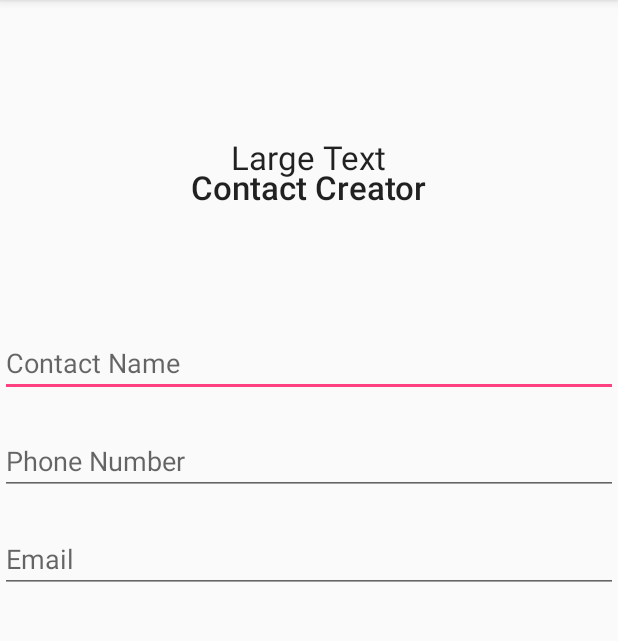
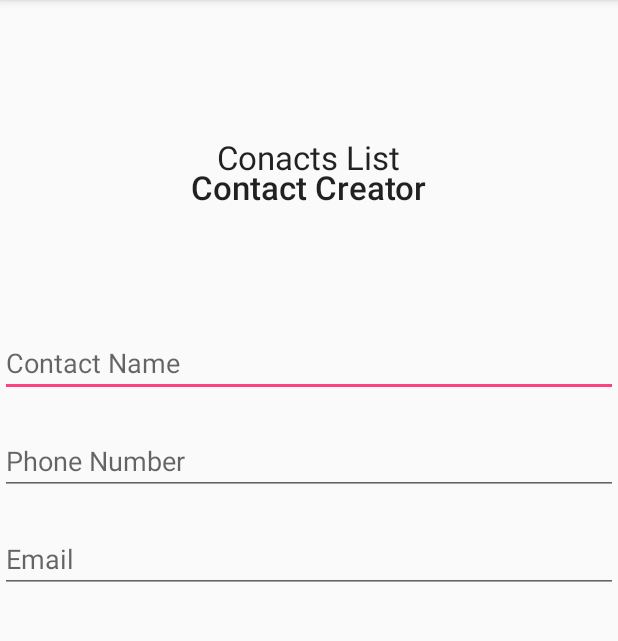
Before and after one commit to jake32321/ContactManager_AndroidDevProject, an Android app: the screen it shows after launch (MainActivity), on a phone screen of 412 x 824 dp, the part 84-725 px from its top. Run offline under Robolectric (Android 15) with nearby library versions, the phone set to English and light mode, and no system bars.

Commit message:
version 0.1 release

```diff
--- a/ContactOrganizer/app/src/main/java/com/jakereeddev/contactorganizer/Contact.java
+++ b/ContactOrganizer/app/src/main/java/com/jakereeddev/contactorganizer/Contact.java
@@ -5,7 +5,7 @@ package com.jakereeddev.contactorganizer;
  */
 public class Contact {
 
-    private String _name, _phone, _email, _address;
+    private String _name, _email, _address, _phone;
 
     public Contact(String name, String phone, String email, String address){
         _name = name;
--- a/ContactOrganizer/app/src/main/res/layout/activity_main.xml
+++ b/ContactOrganizer/app/src/main/res/layout/activity_main.xml
@@ -39,7 +39,7 @@
                         android:layout_width="wrap_content"
                         android:layout_height="wrap_content"
                         android:textAppearance="?android:attr/textAppearanceLarge"
-                        android:text="Large Text"
+                        android:text="Conacts List"
                         android:id="@+id/textView"
                         android:layout_gravity="center_horizontal"
                         android:paddingTop="10dp" />
@@ -87,7 +87,7 @@
                     <EditText
                         android:layout_width="match_parent"
                         android:layout_height="wrap_content"
-                        android:inputType="phone"
+                        android:inputType="text"
                         android:ems="10"
                         android:id="@+id/contactPhoneNumber"
                         android:layout_marginTop="20dp"
```
Also changed, not shown: ContactOrganizer/app/src/main/java/com/jakereeddev/contactorganizer/MainActivity.java (+18 -4 lines), ContactOrganizer/app/src/main/ic_launcher-web.png (added), ContactOrganizer/app/src/main/res/mipmap-hdpi/ic_launcher.png, ContactOrganizer/app/src/main/res/mipmap-mdpi/ic_launcher.png, ContactOrganizer/app/src/main/res/mipmap-xhdpi/ic_launcher.png, ContactOrganizer/app/src/main/res/mipmap-xxhdpi/ic_launcher.png, ContactOrganizer/app/src/main/res/mipmap-xxxhdpi/ic_launcher.png.
